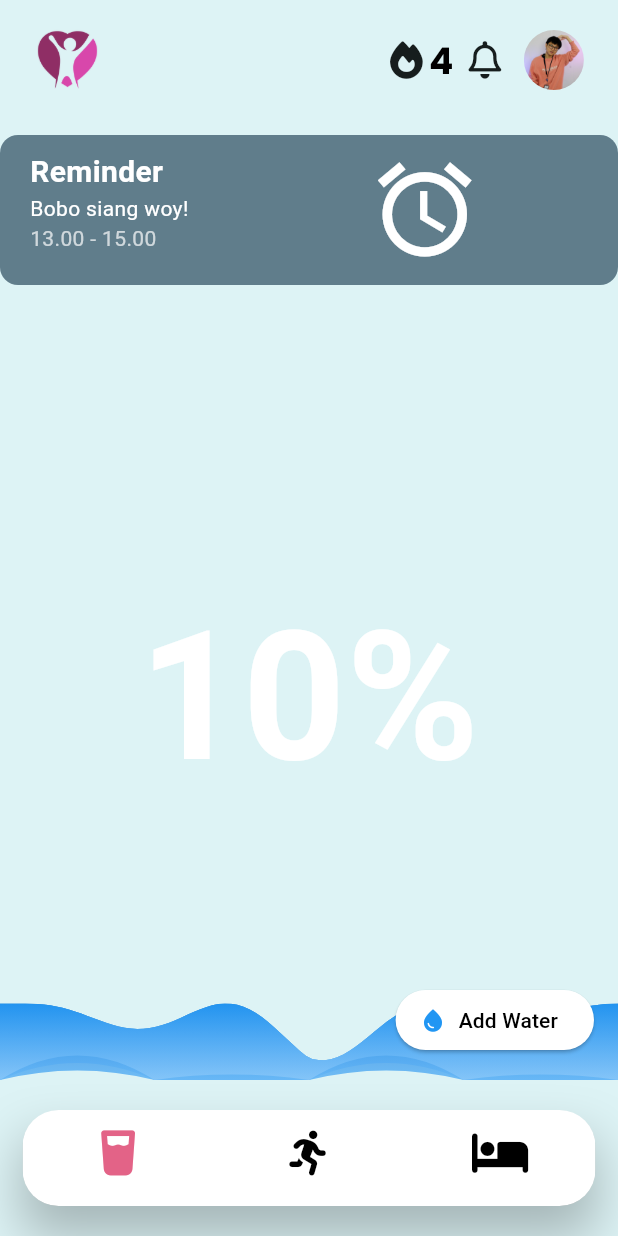
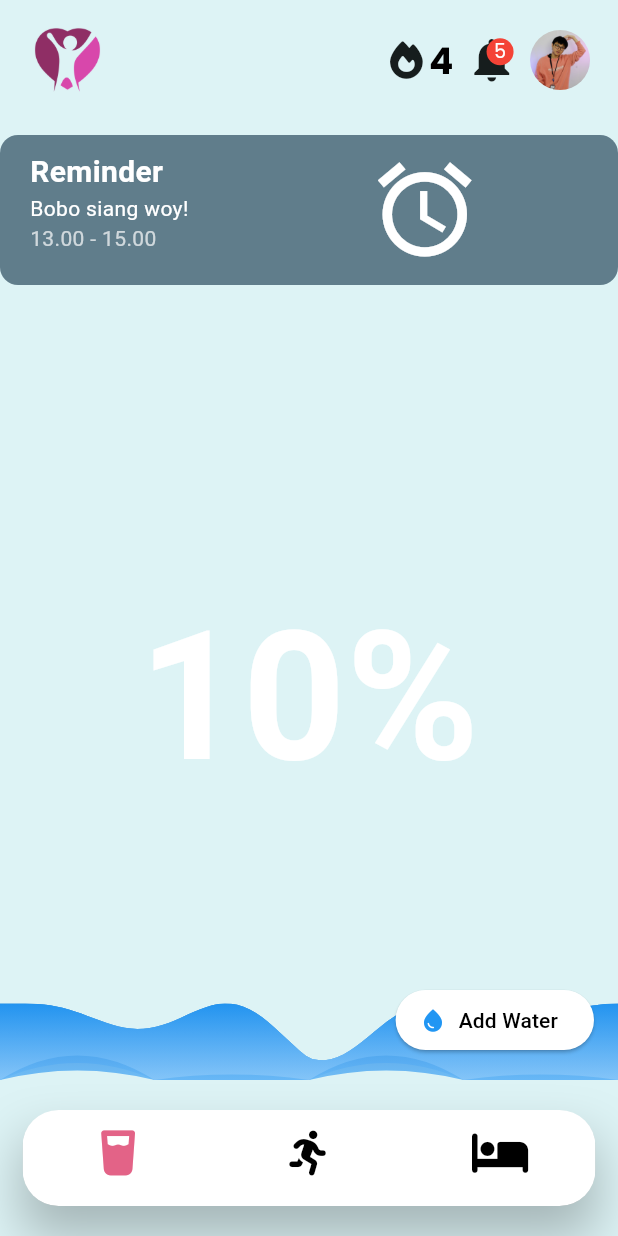
Before and after one commit to diandrakina/wellme, a Flutter app: the TabScreen screen opened directly, after a tap on "Add Water", on a phone screen of 412 x 824 dp. Run offline on Flutter 3.47's test engine with Material 3 defaults, Android fonts, the light colour scheme and no system bars; our stand-ins replace fl_chart, font_awesome_flutter, table_calendar, timeline_tile, video_player.

Commit message:
Membuat notification (appbar and page)

```diff
--- a/lib/main.dart
+++ b/lib/main.dart
@@ -1,6 +1,7 @@
 import 'package:flutter/material.dart';
 import 'package:well_me/pages/sleep/sleepRecord.dart';
 import 'package:well_me/tab_screen.dart';
+import 'package:well_me/widget/notification.dart';
 
 final kColorScheme =
     ColorScheme.fromSeed(seedColor: const Color.fromARGB(1, 221, 243, 245));
@@ -16,7 +17,7 @@ void main() {
       ),
       debugShowCheckedModeBanner: false,
       title: 'Well Me',
-    // home: TabScreen(),
-    home: SleepRecordPage(),
+      home: TabScreen()
+      // home: SleepRecordPage(),
       ));
 }
--- a/lib/styles/styles.dart
+++ b/lib/styles/styles.dart
@@ -23,7 +23,7 @@ class TextStyles {
       fontFamily: 'Poppins',
       fontWeight: FontWeight.bold,
       fontStyle: FontStyle.italic,
-      fontSize: 2,
+      fontSize: 20,
       color: Colors.white);
 
   static TextStyle sleepDuration = const TextStyle(
@@ -86,6 +86,18 @@ class TextStyles {
       fontSize: 14,
       color: Colors.black);
 
+  static TextStyle notificationTitle = const TextStyle(
+      fontFamily: 'Poppins',
+      fontWeight: FontWeight.bold,
+      fontSize: 16,
+      color: Colors.black);
+
+  static TextStyle notificationSubtitle = const TextStyle(
+      fontFamily: 'Poppins',
+      fontWeight: FontWeight.normal,
+      fontSize: 14,
+      color: Colors.black);
+
   static TextStyle calendarDay = const TextStyle(
       fontFamily: 'Poppins',
       fontWeight: FontWeight.bold,
--- a/lib/tab_screen.dart
+++ b/lib/tab_screen.dart
@@ -5,6 +5,7 @@ import 'package:well_me/pages/joggingdetail.dart';
 import 'package:well_me/pages/sleep/sleep.dart';
 import 'package:font_awesome_flutter/font_awesome_flutter.dart';
 import 'package:well_me/styles/styles.dart';
+import 'package:well_me/widget/notification.dart';
 
 class TabScreen extends StatefulWidget {
   @override
@@ -29,11 +30,15 @@ class _TabScreenState extends State<TabScreen> {
     });
   }
 
+  //Notification
+  int notificationCount = 5;
+
   @override
   Widget build(BuildContext context) {
     Widget activeScreen = pages[_selectedPageIndex];
     AppBar activeScreenAppBar = AppBar(
       toolbarHeight: 80,
+      backgroundColor: AppColors.background,
       leadingWidth: double.maxFinite,
       leading: Builder(
         builder: (context) {
@@ -43,7 +48,7 @@ class _TabScreenState extends State<TabScreen> {
               children: [
                 const Padding(padding: EdgeInsets.all(10)),
                 Container(
-                  height: 50,
+                  height: 55,
                   width: 50,
                   decoration: const BoxDecoration(
                       image: DecorationImage(
@@ -62,16 +67,50 @@ class _TabScreenState extends State<TabScreen> {
                   "4",
                   style: TextStyles.header,
                 ),
-                const SizedBox(
-                  width: 10,
+
+                Stack(
+                  children: [
+                    IconButton(
+                      onPressed: () {
+                        Navigator.push(
+                          context,
+                          MaterialPageRoute(
+                            builder: (context) => NotificationPage(),
+                          ),
+                        );
+                      },
+                      icon: Icon(
+                        Icons.notifications,
+                        size: 35,
+                      ),
+                    ),
+                    Positioned(
+                      right: 11,
+                      top: 11,
+                      child: notificationCount > 0
+                          ? Container(
+                              // padding: EdgeInsets.all(2),
+                              decoration: BoxDecoration(
+                                color: Colors.red,
+                                borderRadius: BorderRadius.circular(60),
+                              ),
+                              constraints: BoxConstraints(
+                                minWidth: 18,
+                                minHeight: 18,
+                              ),
+                              child: Text(
+                                '$notificationCount',
+                                style: TextStyles.time,
+                                textAlign: TextAlign.center,
+                              ),
+                            )
+                          : Container(),
+                    ),
+                  ],
                 ),
-                const FaIcon(
-                  FontAwesomeIcons.bell,
-                  size: 25,
-                ),
-                const SizedBox(
-                  width: 15,
-                ),
+                // const FaIcon(
+                //   FontAwesomeIcons.bell,
+
                 Container(
                   height: 40,
                   width: 40,
```
Also changed, not shown: lib/widget/notification.dart (added, +101 -0 lines), pubspec.lock, 2 other files. Lines whose indentation alone changed are shown as unchanged.
